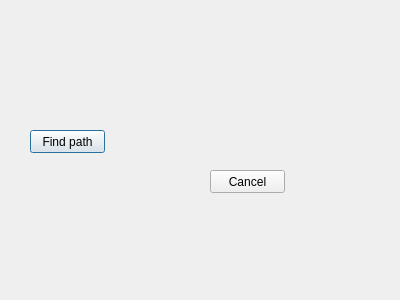
Before: the Qt Designer form source/ParkingSimulator/ParkingSimulator/FindPath.ui in kowalikw/ParkingSimulator, drawn with Qt 5.
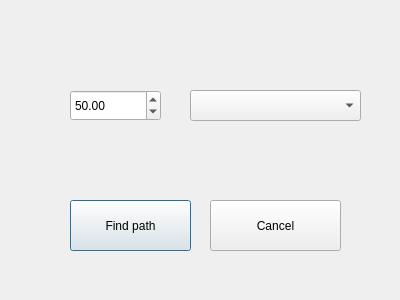
After: the same form once the commit is applied.

Commit message: Path planning algorithm fixes.

Patch:
```diff
--- a/source/ParkingSimulator/ParkingSimulator/FindPath.ui
+++ b/source/ParkingSimulator/ParkingSimulator/FindPath.ui
@@ -16,10 +16,10 @@
   <widget class="QPushButton" name="btnFindPath">
    <property name="geometry">
     <rect>
-     <x>30</x>
-     <y>130</y>
-     <width>75</width>
-     <height>23</height>
+     <x>70</x>
+     <y>200</y>
+     <width>121</width>
+     <height>51</height>
     </rect>
    </property>
    <property name="text">
@@ -30,15 +30,41 @@
    <property name="geometry">
     <rect>
      <x>210</x>
-     <y>170</y>
-     <width>75</width>
-     <height>23</height>
+     <y>200</y>
+     <width>131</width>
+     <height>51</height>
     </rect>
    </property>
    <property name="text">
     <string>Cancel</string>
    </property>
   </widget>
+  <widget class="QDoubleSpinBox" name="expandSizePercent">
+   <property name="geometry">
+    <rect>
+     <x>70</x>
+     <y>90</y>
+     <width>91</width>
+     <height>31</height>
+    </rect>
+   </property>
+   <property name="maximum">
+    <double>100.000000000000000</double>
+   </property>
+   <property name="value">
+    <double>50.000000000000000</double>
+   </property>
+  </widget>
+  <widget class="QComboBox" name="comboBoxAlgorithm">
+   <property name="geometry">
+    <rect>
+     <x>190</x>
+     <y>90</y>
+     <width>171</width>
+     <height>31</height>
+    </rect>
+   </property>
+  </widget>
  </widget>
  <layoutdefault spacing="6" margin="11"/>
  <resources/>
```
The commit also changes 30 other files.
